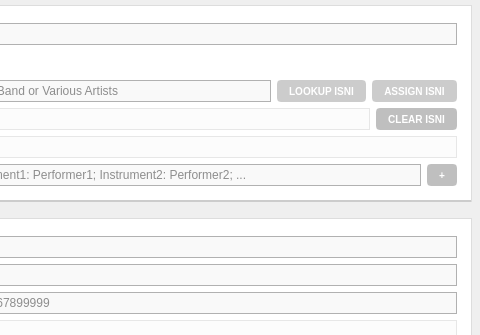
Old version of the form resources/ui/album_page.ui in the repository Iconoclasteinc/tgit; both pictures show x 638 to 1118 and y 0 to 335 of the 1118 by 656 pixel window.
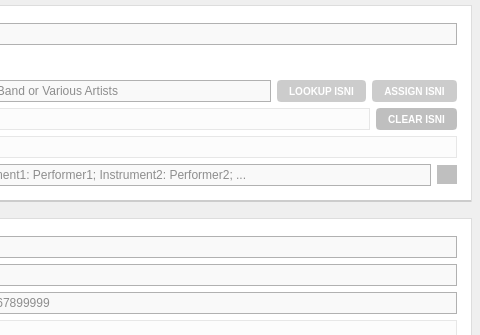
New version of the form. Icons and pictures are not drawn. Custom widgets are drawn as their Qt base class.

Commit message: Replace the '+' button with an edit icon

```diff
--- a/resources/ui/album_page.ui
+++ b/resources/ui/album_page.ui
@@ -855,14 +855,47 @@
             </item>
             <item>
              <widget class="QPushButton" name="add_guest_performers_button">
+              <property name="sizePolicy">
+               <sizepolicy hsizetype="Fixed" vsizetype="Fixed">
+                <horstretch>0</horstretch>
+                <verstretch>0</verstretch>
+               </sizepolicy>
+              </property>
+              <property name="minimumSize">
+               <size>
+                <width>20</width>
+                <height>0</height>
+               </size>
+              </property>
+              <property name="maximumSize">
+               <size>
+                <width>20</width>
+                <height>16777215</height>
+               </size>
+              </property>
               <property name="cursor">
                <cursorShape>PointingHandCursor</cursorShape>
               </property>
               <property name="focusPolicy">
                <enum>Qt::StrongFocus</enum>
               </property>
+              <property name="styleSheet">
+               <string notr="true">QPushButton {
+    background: transparent url(':/images/edit-20.png') no-repeat;
+    border: none;
+    border-radius: 0;
+}
+
+QPushButton:hover, QPushButton:focus {
+    background: transparent url(':/images/edit-hover-20.png') no-repeat;
+}
+
+QPushButton:pressed {
+	border: none;
+}</string>
+              </property>
               <property name="text">
-               <string>+</string>
+               <string/>
               </property>
              </widget>
             </item>
```
Left out of the diff: 4 changed lines with no effect on the pictures. The commit also changes 4 other files.
